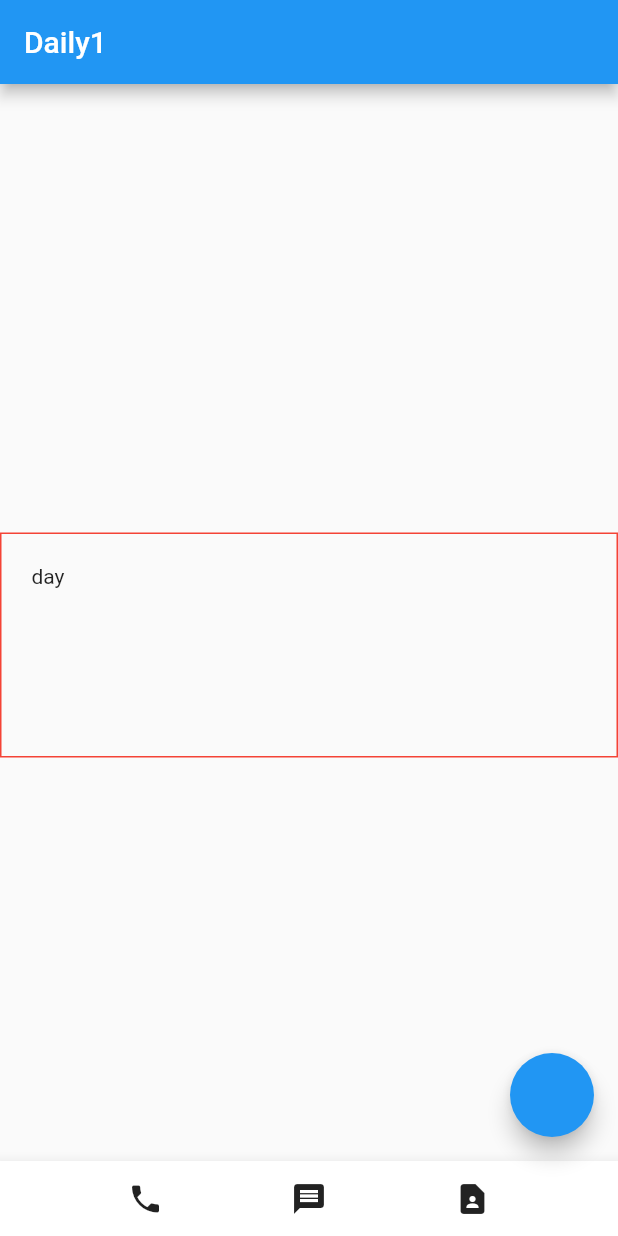
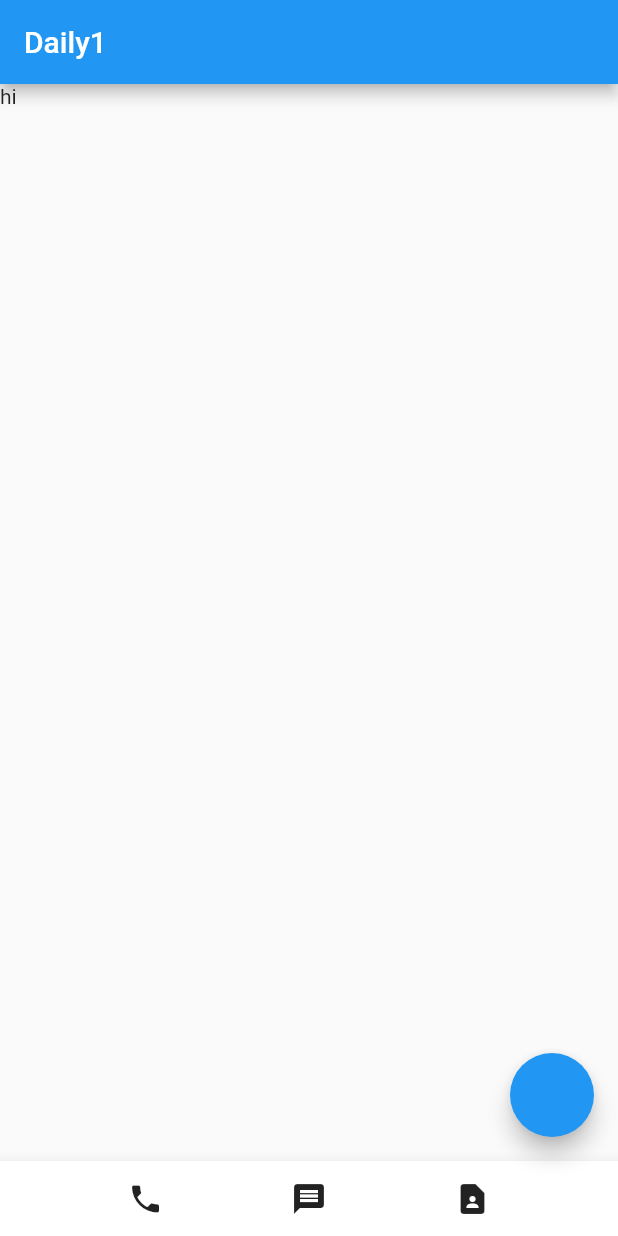
Before and after one commit to pensieve92/flutter.basic, a Flutter app: the screen it shows after launch, on a phone screen of 412 x 824 dp. Run offline on Flutter 3.47's test engine with Material 2 defaults, Android fonts, the phone set to English and light mode, and no system bars.

Commit message:
Add TextFiled 데이터 받아서 부모리스트에 추가하기 숙제

```diff
--- a/lib/main.dart
+++ b/lib/main.dart
@@ -15,14 +15,21 @@ class MyApp extends StatefulWidget {
 
 class _MyAppState extends State<MyApp> {
   var confirm = 1;
-
+  var memberList = ['hi'];
 
   addSatate(){
     setState(() {
       print(confirm);
       confirm++;
     });
+  }
 
+  addMember(name){
+  setState(() {
+    print(name);
+    memberList.add(name);
+    print(memberList);
+  });
   }
 
   @override
@@ -35,25 +42,23 @@ class _MyAppState extends State<MyApp> {
               context: context,
               builder: (context){
             return
-              CustomDialog(state: confirm, addAction: addSatate);
+              CustomDialog(
+                  state: confirm,
+                  addAction: addSatate,
+                  addMemberAction: addMember
+              );
           });
         }),
         appBar: AppBar(
           title: Text('Daily$confirm'),
         ),
-        body: Align(
-          alignment: Alignment.centerLeft,
-          child: Container(
-            width: double.infinity, height: 150,
-            // margin: EdgeInsets.all(20),
-            margin: EdgeInsets.fromLTRB(0, 30, 0, 0),
-            decoration: BoxDecoration(
-              border: Border.all(color: Colors.red)
-            ),
-            padding: EdgeInsets.all(20),
+        body: ListView.builder(
+            itemCount: memberList.length,
+            itemBuilder: (context, index){
+              return Text(memberList[index]);
+            },
 
-            child: Text('day'),
-          ),
+
         ),
 
         bottomNavigationBar: BottomAppBar(
@@ -76,9 +81,10 @@ class _MyAppState extends State<MyApp> {
 
 
 class CustomDialog extends StatefulWidget {
-  const CustomDialog({Key? key, this.state = 0, this.addAction}) : super(key: key);
+  const CustomDialog({Key? key, this.state = 0, this.addAction, this.addMemberAction}) : super(key: key);
   final state;
   final addAction;
+  final addMemberAction;
 
   @override
   State<CustomDialog> createState() => _CustomDialogState();
@@ -86,6 +92,7 @@ class CustomDialog extends StatefulWidget {
 
 class _CustomDialogState extends State<CustomDialog> {
   var count = 0;
+  var input = {    'name': '',  };
 
   @override
   void initState() {
@@ -103,12 +110,20 @@ class _CustomDialogState extends State<CustomDialog> {
       });
     }
 
+
     return AlertDialog(
         title: Text('팝업메세지'),
-        content: TextField(),
+        content: TextField(onChanged: (value){
+          setState(() {
+            input['name'] = value;
+          });
+        },),
         actions: [
           TextButton(onPressed: (){
-            add();
+            // add();
+            // print(input['name']);
+            widget.addMemberAction(input['name']);
+
             // Navigator.of(context).pop();
           }, child:
           Text(
```
